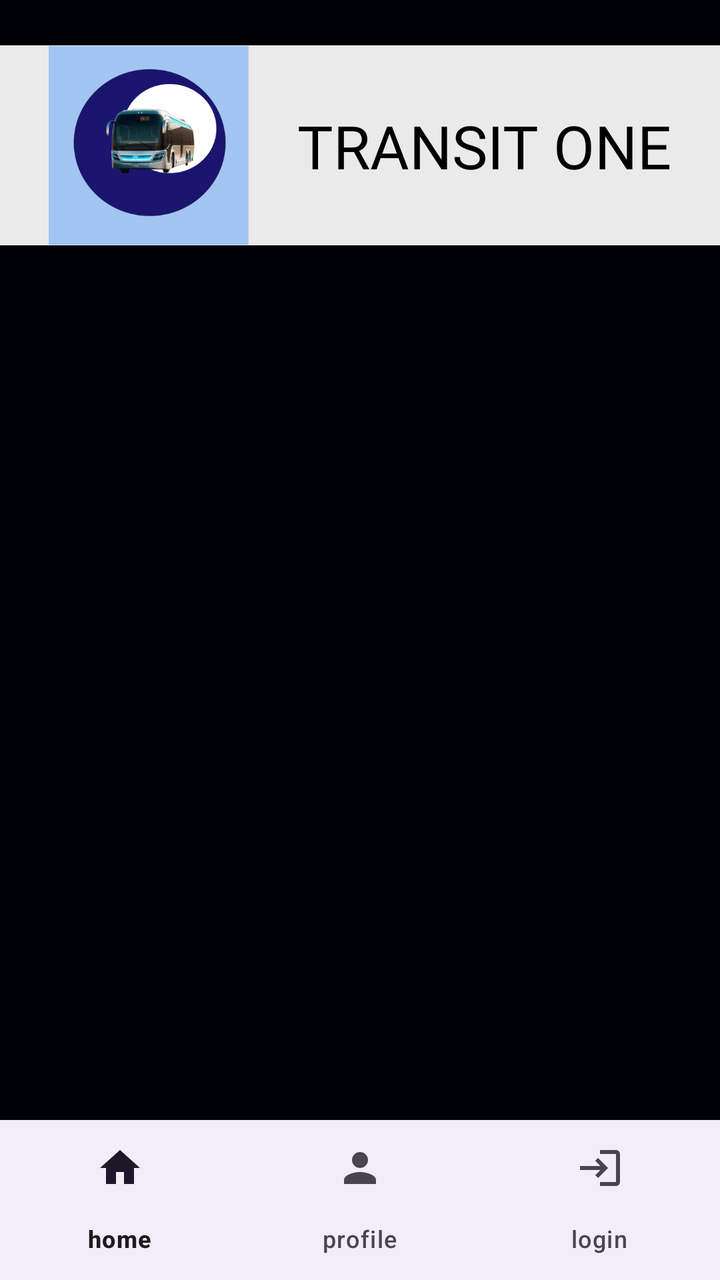
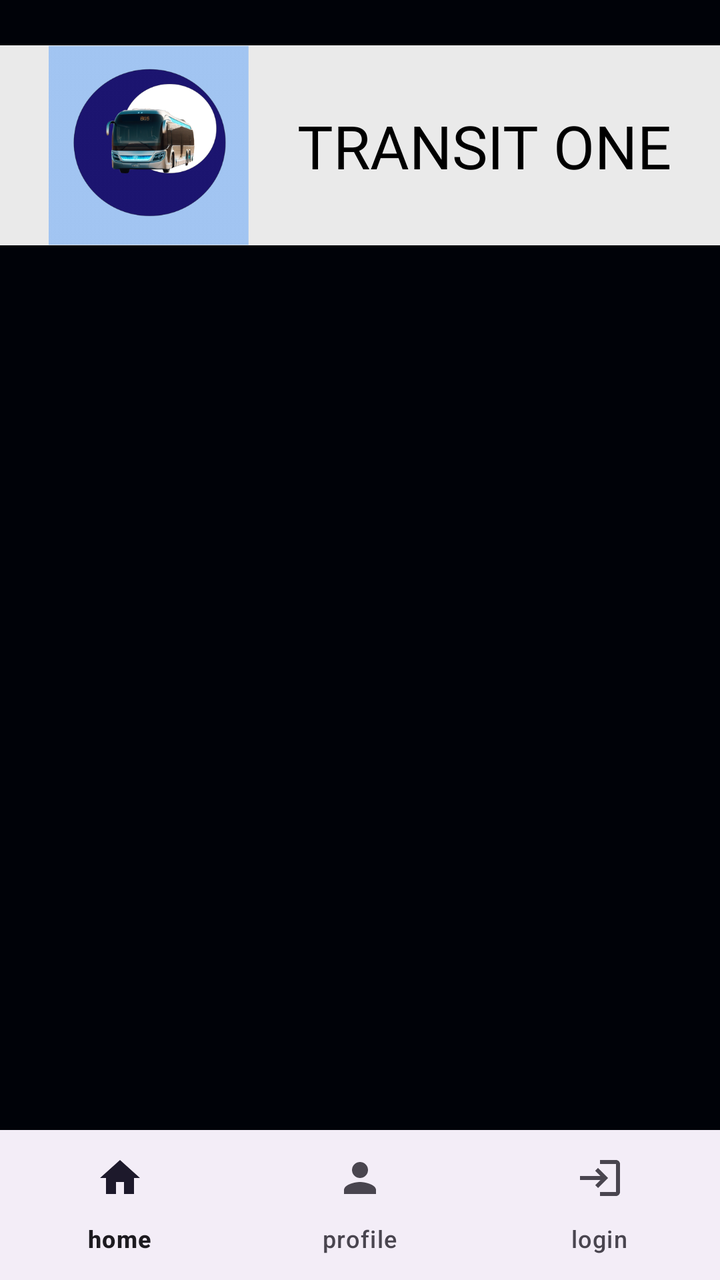

The first picture is an Android layout as it rendered before a commit; the second is the same layout after the commit. The layout source and the unified diff follow.
<!-- AndroidManifest.xml: application theme Theme.TransitOne -->
<!-- res/layout/activity_dashboard.xml -->
<?xml version="1.0" encoding="utf-8"?>
<androidx.constraintlayout.widget.ConstraintLayout xmlns:android="http://schemas.android.com/apk/res/android"
    xmlns:app="http://schemas.android.com/apk/res-auto"
    xmlns:tools="http://schemas.android.com/tools"
    android:layout_width="match_parent"
    android:layout_height="match_parent"
    android:background="#000208"
    tools:context=".Dashboard">

    <androidx.constraintlayout.widget.ConstraintLayout
        android:id="@+id/constraintLayout"
        android:layout_width="match_parent"
        android:layout_height="100dp"
        android:background="#EAEAEA"
        app:layout_constraintBottom_toTopOf="@id/bottomNavigationView"
        app:layout_constraintEnd_toEndOf="parent"
        app:layout_constraintHorizontal_bias="0.378"
        app:layout_constraintStart_toStartOf="parent"
        app:layout_constraintTop_toTopOf="parent"
        app:layout_constraintVertical_bias="0.049"
        tools:ignore="MissingConstraints">

        <ImageView
            android:id="@+id/imageView2"
            android:layout_width="100dp"
            android:layout_height="100dp"
            app:layout_constraintBottom_toBottomOf="parent"
            app:layout_constraintEnd_toStartOf="@id/textView3"
            app:layout_constraintStart_toStartOf="parent"
            app:layout_constraintTop_toTopOf="parent"
            app:srcCompat="@drawable/logo" />

        <TextView
            android:id="@+id/textView3"
            android:layout_width="wrap_content"
            android:layout_height="wrap_content"
            android:fontFamily="@font/aclonica"
            android:text="TRANSIT ONE"
            android:textColor="#000000"
            android:textSize="30dp"
            app:layout_constraintBottom_toBottomOf="parent"
            app:layout_constraintEnd_toEndOf="parent"
            app:layout_constraintStart_toEndOf="@id/imageView2"
            app:layout_constraintTop_toTopOf="parent"
            app:layout_constraintVertical_bias="0.5" />
    </androidx.constraintlayout.widget.ConstraintLayout>

    <com.google.android.material.bottomnavigation.BottomNavigationView
        android:id="@+id/bottomNavigationView"
        android:layout_width="match_parent"
        android:layout_height="wrap_content"
        android:layout_marginTop="1dp"
        app:layout_constraintBottom_toBottomOf="parent"
        app:layout_constraintStart_toStartOf="parent"
        app:layout_constraintEnd_toEndOf="parent"
        app:menu="@menu/bottom_nav" />

    <FrameLayout
        android:id="@+id/frame_layout"
        android:layout_width="match_parent"
        android:layout_height="0dp"
        app:layout_constraintTop_toBottomOf="@id/constraintLayout"
        app:layout_constraintBottom_toTopOf="@id/bottomNavigationView"
        app:layout_constraintStart_toStartOf="parent"
        app:layout_constraintEnd_toEndOf="parent" />

</androidx.constraintlayout.widget.ConstraintLayout>
<!-- resources referenced by this layout -->
<resources>
  <!-- drawable logo: png bitmap (drawable, 57215 bytes) -->
  <style name="Theme.TransitOne" parent="Base.Theme.TransitOne" />
  <style name="Base.Theme.TransitOne" parent="Theme.Material3.DayNight.NoActionBar">
          
          
      </style>
</resources>

<!-- the commit's change to res/layout/activity_dashboard.xml (unified diff, before → after) -->
@@ -45,23 +45,21 @@
             app:layout_constraintVertical_bias="0.5" />
     </androidx.constraintlayout.widget.ConstraintLayout>
 
-    <com.google.android.material.bottomnavigation.BottomNavigationView
-        android:id="@+id/bottomNavigationView"
-        android:layout_width="match_parent"
-        android:layout_height="wrap_content"
-        android:layout_marginTop="1dp"
-        app:layout_constraintBottom_toBottomOf="parent"
-        app:layout_constraintStart_toStartOf="parent"
-        app:layout_constraintEnd_toEndOf="parent"
-        app:menu="@menu/bottom_nav" />
-
     <FrameLayout
         android:id="@+id/frame_layout"
         android:layout_width="match_parent"
         android:layout_height="0dp"
+        app:layout_constraintStart_toStartOf="parent"
         app:layout_constraintTop_toBottomOf="@id/constraintLayout"
-        app:layout_constraintBottom_toTopOf="@id/bottomNavigationView"
+        app:layout_constraintVertical_bias="0.0" />
+
+    <com.google.android.material.bottomnavigation.BottomNavigationView
+        android:id="@+id/bottomNavigationView"
+        android:layout_width="match_parent"
+        android:layout_height="75dp"
+        android:visibility="visible"
+        app:layout_constraintBottom_toBottomOf="parent"
+        app:layout_constraintEnd_toEndOf="parent"
         app:layout_constraintStart_toStartOf="parent"
-        app:layout_constraintEnd_toEndOf="parent" />
-
+        app:menu="@menu/bottom_nav" />
 </androidx.constraintlayout.widget.ConstraintLayout>
